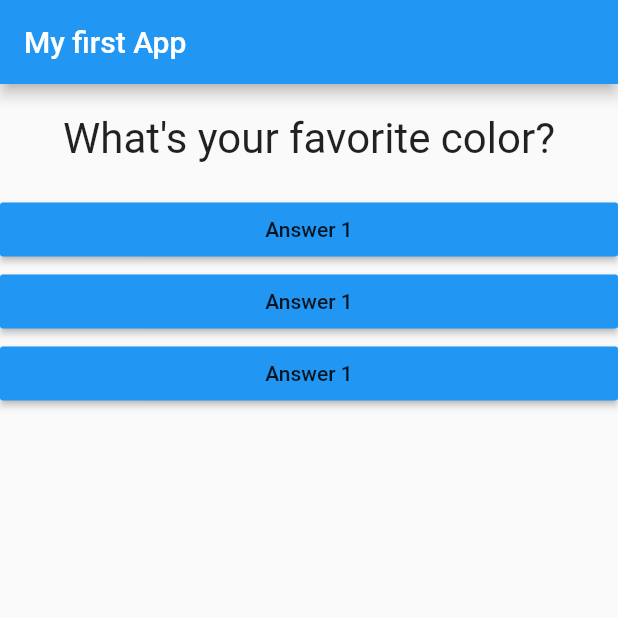
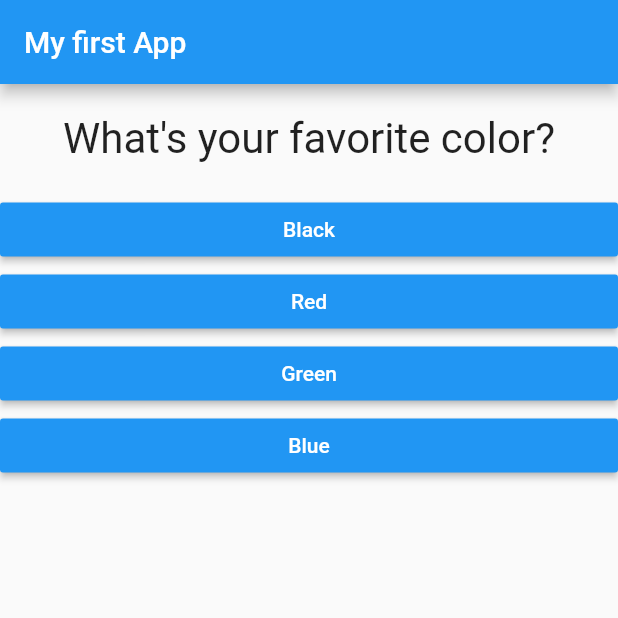
Before and after one commit to w9wen/flutter_complete_guide, a Flutter app: the screen it shows after launch, on a phone screen of 412 x 824 dp, the top half of it. Run offline on Flutter 3.47's test engine with Material 2 defaults, Android fonts, the phone set to English and light mode, and no system bars.

```diff
--- a/lib/answer.dart
+++ b/lib/answer.dart
@@ -3,7 +3,9 @@ import 'package:flutter/material.dart';
 class Answer extends StatelessWidget {
   final VoidCallback selectHandler;
 
-  Answer(this.selectHandler);
+  final String answerText;
+
+  Answer(this.selectHandler, this.answerText);
 
   @override
   Widget build(BuildContext context) {
@@ -12,7 +14,8 @@ class Answer extends StatelessWidget {
       // ignore: deprecated_member_use
       child: RaisedButton(
         color: Colors.blue,
-        child: const Text("Answer 1"),
+        textColor: Colors.white,
+        child: Text(this.answerText),
         // ignore: avoid_print
         onPressed: selectHandler,
       ),
--- a/lib/main.dart
+++ b/lib/main.dart
@@ -27,19 +27,34 @@ class _MyAppState extends State<MyApp> {
   @override
   Widget build(BuildContext context) {
     var questions = [
-      "What's your favorite color?",
-      "What's your favorite animal",
+      {
+        "questionText": "What's your favorite color?",
+        "answers": ["Black", "Red", "Green", "Blue"]
+      },
+      {
+        "questionText": "What's your favorite animal?",
+        "answers": ["Rabbit", "Snake", "Pig", "Lion"]
+      },
+      {
+        "questionText": "What's your favorite instructor?",
+        "answers": ["Max", "William", "John"]
+      },
     ];
 
     return MaterialApp(
       home: Scaffold(
-        appBar: AppBar(title: const Text("My first App")),
-        body: Column(children: [
-          Question(questions[_questionIndex]),
-          Answer(_answerQuestion),
-          Answer(_answerQuestion),
-          Answer(_answerQuestion),
-        ]),
+        appBar: AppBar(
+          title: const Text("My first App"),
+        ),
+        body: Column(
+          children: [
+            Question(questions[_questionIndex]["questionText"].toString()),
+            ...(questions[_questionIndex]["answers"] as List<String>)
+                .map((answer) {
+              return Answer(_answerQuestion, answer);
+            }).toList(),
+          ],
+        ),
       ),
     );
   }
```
